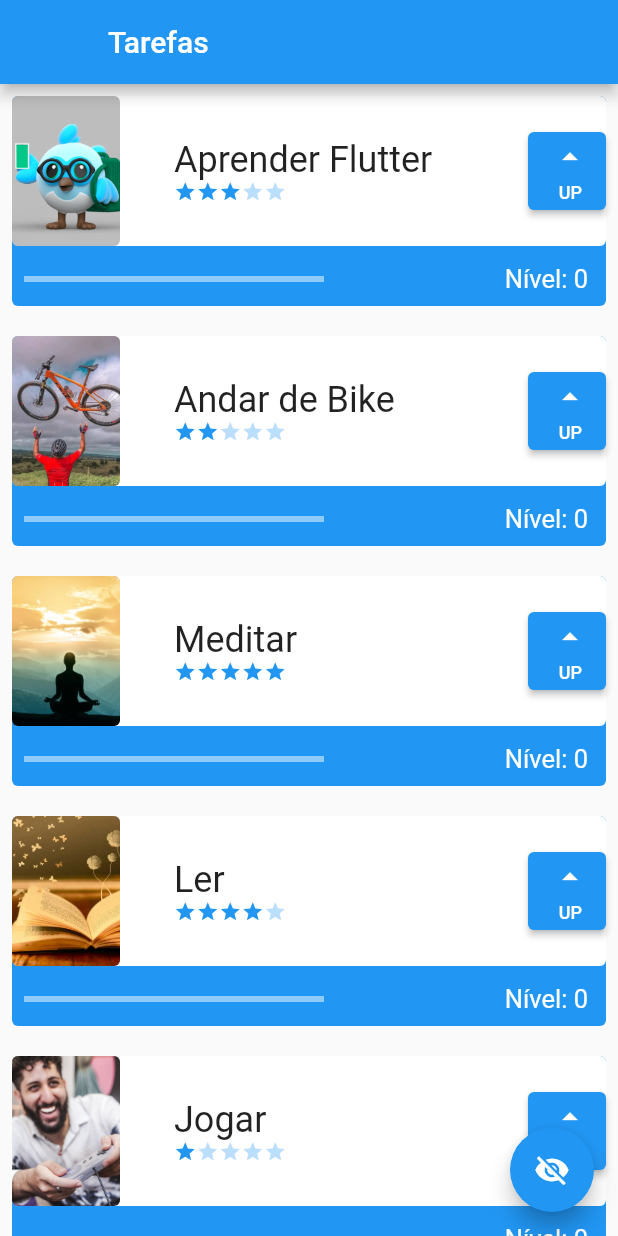
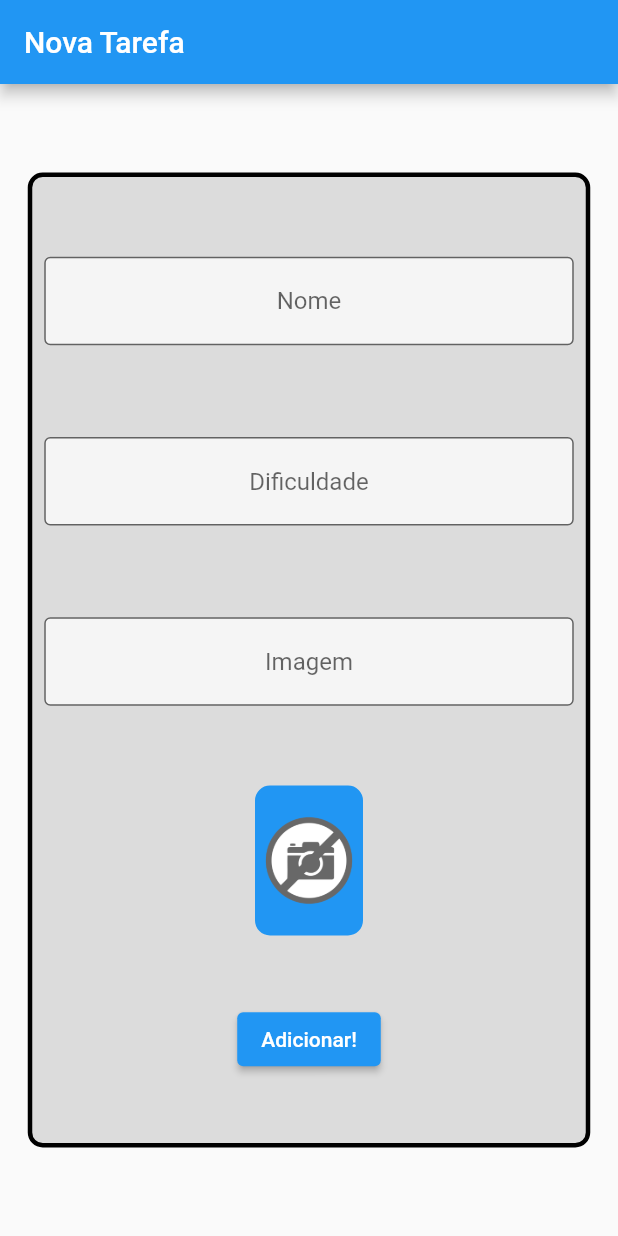
Before and after one commit to TallysWiterF/TaskApp, a Flutter app: the screen it shows after launch, on a phone screen of 412 x 824 dp. Run offline on Flutter 3.47's test engine with Material 3 defaults, Android fonts, the phone set to English and light mode, and no system bars; network calls fail.

Commit message:
Criação de novo form para adicionar novas tarefas.

```diff
--- a/lib/main.dart
+++ b/lib/main.dart
@@ -1,5 +1,6 @@
 import 'package:flutter/material.dart';
-import 'package:task_app/components/initial_screen.dart';
+import 'package:task_app/screens/form_screen.dart';
+//import 'package:task_app/screens/initial_screen.dart';
 
 void main() {
   runApp(const MyApp());
@@ -16,6 +17,6 @@ class MyApp extends StatelessWidget {
           primarySwatch: Colors.blue,
           useMaterial3: false,
         ),
-        home: const InitialScreen());
+        home: const FormScreen());
   }
 }
--- /dev/null
+++ b/lib/screens/form_screen.dart
@@ -0,0 +1,96 @@
+import 'package:flutter/material.dart';
+
+class FormScreen extends StatefulWidget {
+  const FormScreen({super.key});
+
+  @override
+  State<FormScreen> createState() => _FormScreenState();
+}
+
+class _FormScreenState extends State<FormScreen> {
+  TextEditingController nameController = TextEditingController();
+  TextEditingController difficultyController = TextEditingController();
+  TextEditingController imageController = TextEditingController();
+  @override
+  Widget build(BuildContext context) {
+    return Scaffold(
+      appBar: AppBar(title: const Text('Nova Tarefa')),
+      body: Center(
+        child: Container(
+          height: 650,
+          width: 375,
+          decoration: BoxDecoration(
+            color: Colors.black12,
+            borderRadius: BorderRadius.circular(10),
+            border: Border.all(width: 3),
+          ),
+          child: Column(
+              mainAxisAlignment: MainAxisAlignment.spaceEvenly,
+              crossAxisAlignment: CrossAxisAlignment.center,
+              children: [
+                Padding(
+                  padding: const EdgeInsets.all(8.0),
+                  child: TextFormField(
+                    controller: nameController,
+                    textAlign: TextAlign.center,
+                    decoration: const InputDecoration(
+                        border: OutlineInputBorder(),
+                        hintText: 'Nome',
+                        fillColor: Colors.white70,
+                        filled: true),
+                  ),
+                ),
+                Padding(
+                  padding: const EdgeInsets.all(8.0),
+                  child: TextFormField(
+                    controller: difficultyController,
+                    textAlign: TextAlign.center,
+                    decoration: const InputDecoration(
+                        border: OutlineInputBorder(),
+                        hintText: 'Dificuldade',
+                        fillColor: Colors.white70,
+                        filled: true),
+                  ),
+                ),
+                Padding(
+                  padding: const EdgeInsets.all(8.0),
+                  child: TextFormField(
+                    onChanged: (text) {
+                      setState(() {});
+                    },
+                    controller: imageController,
+                    textAlign: TextAlign.center,
+                    decoration: const InputDecoration(
+                        border: OutlineInputBorder(),
+                        hintText: 'Imagem',
+                        fillColor: Colors.white70,
+                        filled: true),
+                  ),
+                ),
+                Container(
+                  height: 100,
+                  width: 72,
+                  decoration: BoxDecoration(
+                      color: Colors.blue,
+                      borderRadius: BorderRadius.circular(10),
+                      border: Border.all(width: 2, color: Colors.blue)),
+                  child: ClipRRect(
+                    borderRadius: BorderRadius.circular(10),
+                    child: Image.network(
+                      imageController.text,
+                      fit: BoxFit.cover,
+                      errorBuilder: ((BuildContext context, Object error,
+                          StackTrace? stackTrace) {
+                        return Image.asset('assets/images/nophoto.png');
+                      }),
+                    ),
+                  ),
+                ),
+                ElevatedButton(
+                    onPressed: () {}, child: const Text('Adicionar!'))
+              ]),
+        ),
+      ),
+    );
+  }
+}
```
Also changed, not shown: assets/images/nophoto.png (renamed from assets/images/imagens do curso/nophoto.png), assets/images/st,small,507x507-pad,600x600,f8f8f8.jpg (renamed from assets/images/imagens do curso/st,small,507x507-pad,600x600,f8f8f8.jpg), lib/screens/initial_screen.dart (renamed from lib/components/initial_screen.dart).
